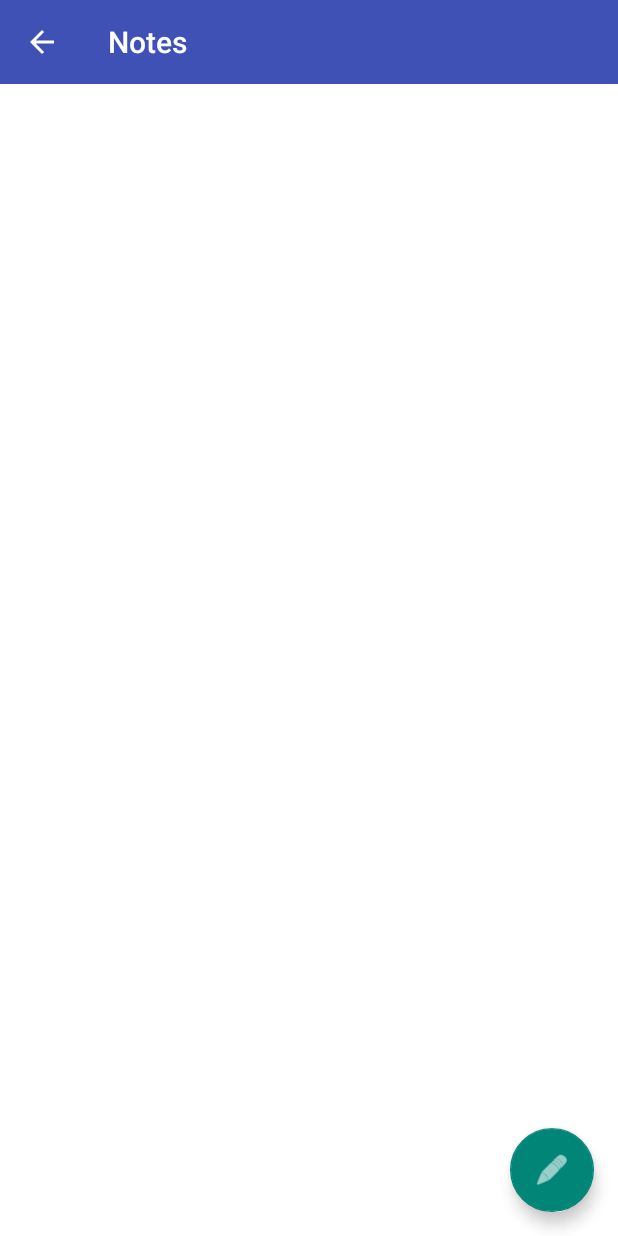
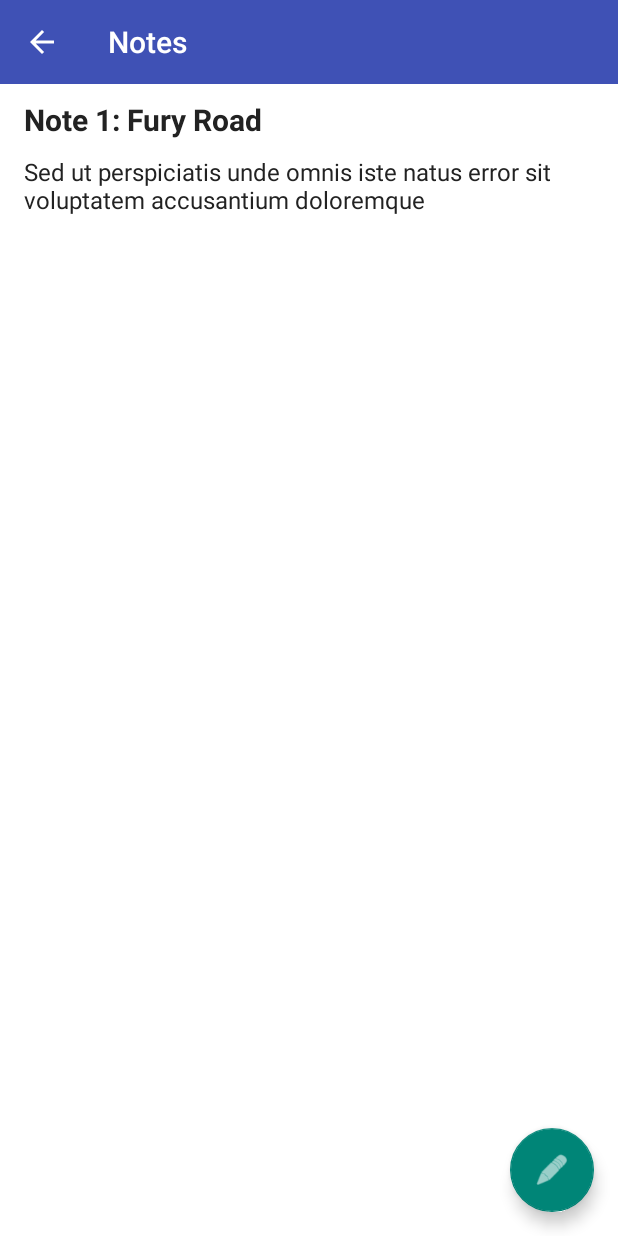
Before and after one commit to jhurl3y/CodeNinjaApp, an Android app: the ViewActivity screen opened directly, with no data from a screen before it, on a phone screen of 412 x 824 dp. Run offline under Robolectric (Android 15) with nearby library versions, the phone set to English and light mode, and no system bars.

```diff
--- a/app/src/main/res/layout/activity_view.xml
+++ b/app/src/main/res/layout/activity_view.xml
@@ -12,6 +12,31 @@
         android:id="@+id/toolbarView"
         layout="@layout/toolbar" />
 
+    <TextView
+        android:id="@+id/title"
+        android:layout_height="wrap_content"
+        android:layout_width="wrap_content"
+        android:layout_below="@id/toolbarView"
+        android:paddingTop="10dp"
+        android:paddingBottom="10dp"
+        android:paddingLeft="16dp"
+        android:paddingRight="16dp"
+        android:text="Note 1: Fury Road"
+        android:textColor="@color/title"
+        android:textSize="20dp"
+        android:textStyle="bold" />
+
+    <TextView
+        android:id="@+id/content"
+        android:layout_height="wrap_content"
+        android:layout_width="wrap_content"
+        android:layout_below="@id/title"
+        android:paddingLeft="16dp"
+        android:paddingRight="16dp"
+        android:text="Sed ut perspiciatis unde omnis iste natus error sit voluptatem accusantium doloremque"
+        android:textColor="@color/title"
+        android:textSize="16dp"/>
+
     <android.support.design.widget.FloatingActionButton
         android:id="@+id/fab_edit"
         android:layout_width="wrap_content"
```
Also changed, not shown: app/src/main/java/com/example/hurley/codeninja/EditActivity.java (+10 -1 lines), app/src/main/java/com/example/hurley/codeninja/NotesAdapter.java (+14 -1 lines), app/src/main/res/drawable/ic_done_white_24px.xml (added, +9 -0 lines).
